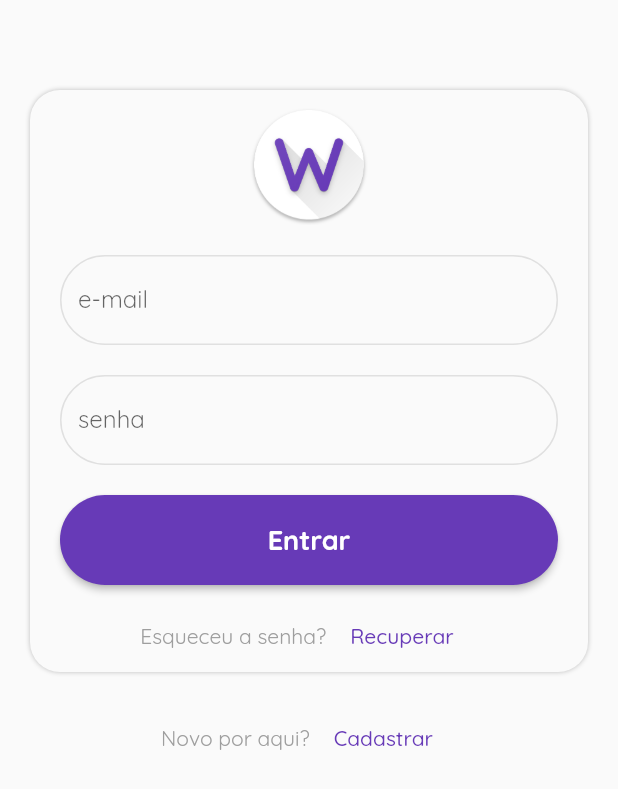
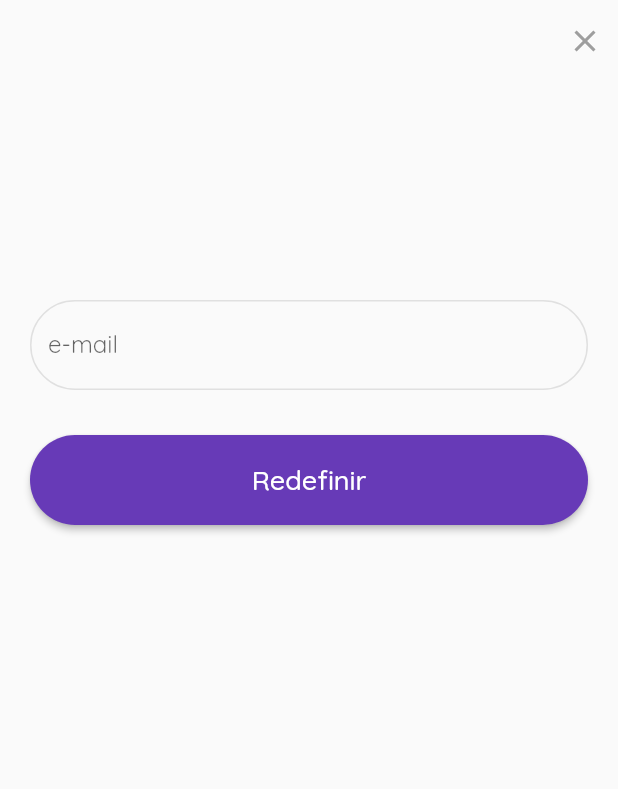
Before and after one commit to LucasPitol/waste, a Flutter app: the screen it shows after launch, after a tap on "Recuperar", on a phone screen of 412 x 824 dp. Shown: the top 789 px of the screen. Run offline on Flutter 3.47's test engine with Material 2 defaults, Android fonts, the phone set to English and light mode, and no system bars; our stand-ins replace cloud_firestore, flutter_datetime_picker, flutter_masked_text, flutter_multi_formatter, flutter_phoenix, google_fonts and 2 more; missing offline and left inert: mailer2; accounts and stored records are empty.

Commit message:
DP-DEV-16 tarefa 10: PRogress nova tela + passa email pro novo form

```diff
--- a/waste_app/lib/pages/login/login_component.dart
+++ b/waste_app/lib/pages/login/login_component.dart
@@ -7,6 +7,7 @@ import 'package:waste_app/utils/constants.dart';
 import 'package:waste_app/utils/styles.dart';
 import 'package:flutter/material.dart';
 import 'new_member_component.dart';
+import 'reset_password_component.dart';
 
 class LoginComponent extends StatefulWidget {
   Function selectHandler;
@@ -101,6 +102,17 @@ class _LoginComponentState extends State<LoginComponent> {
 
     if (refresh) {
       this.selectHandler();
+    }
+  }
+
+  goToResetPasswordPage() async {
+    String email = this._loginForm.userMail.text;
+
+    var reset = await Navigator.push(context,
+        MaterialPageRoute(builder: (context) => ResetPasswordComponent(email)));
+
+    if (reset != null && reset) {
+      //abrir modal de sucesso?
     }
   }
 
@@ -261,7 +273,7 @@ class _LoginComponentState extends State<LoginComponent> {
                                   ),
                                   Container(
                                     child: FlatButton(
-                                      onPressed: () {},
+                                      onPressed: this.goToResetPasswordPage,
                                       child: Text(
                                         this.userDto.language ==
                                                 Constants.languages[0]
--- /dev/null
+++ b/waste_app/lib/pages/login/reset_password_component.dart
@@ -0,0 +1,127 @@
+import 'package:flutter/material.dart';
+import 'package:waste_app/models/user_dto.dart';
+import 'package:waste_app/services/auth_service.dart';
+import 'package:waste_app/utils/constants.dart';
+import 'package:waste_app/utils/styles.dart';
+
+class ResetPasswordComponent extends StatefulWidget {
+  String userMail;
+  ResetPasswordComponent(this.userMail);
+  @override
+  _ResetPasswordComponentState createState() =>
+      _ResetPasswordComponentState(userMail);
+}
+
+class _ResetPasswordComponentState extends State<ResetPasswordComponent> {
+  bool loading = false;
+  UserDto userDto = AuthService.currentUser;
+  final _formKey = GlobalKey<FormState>();
+  TextEditingController userMailController;
+
+  _ResetPasswordComponentState(String userMail) {
+    this.userMailController = TextEditingController();
+    this.userMailController.text = userMail;
+  }
+
+  _goBack()
+  {
+    Navigator.pop(context, false);
+  }
+
+  _register() {
+    print('reset');
+  }
+
+  @override
+  Widget build(BuildContext context) {
+    return Scaffold(
+      body: SafeArea(
+        child: SingleChildScrollView(
+          child: Stack(
+            children: <Widget>[
+              Form(
+                key: this._formKey,
+                child: Column(
+                  children: <Widget>[
+                    Container(
+                      margin: EdgeInsets.only(
+                        top: 200,
+                        bottom: 20,
+                        left: 20,
+                        right: 20,
+                      ),
+                      child: TextFormField(
+                        keyboardType: TextInputType.emailAddress,
+                        controller: userMailController,
+                        validator: (value) {
+                          if (value.isEmpty) {
+                            return Constants.getDefaultEmptyFieldMsg(
+                                userDto.language);
+                          }
+
+                          if (!value.contains('.com') || !value.contains('@')) {
+                            return Constants.getDefaultInvalidEmailMsg(
+                                userDto.language);
+                          }
+                          return null;
+                        },
+                        decoration: Styles.getTextFieldDecoration('e-mail'),
+                      ),
+                    ),
+                    Container(
+                      margin: EdgeInsets.only(
+                          top: 10, bottom: 20, left: 20, right: 20),
+                      child: ButtonTheme(
+                        minWidth: double.infinity,
+                        height: 60.0,
+                        child: RaisedButton(
+                          shape: RoundedRectangleBorder(
+                            borderRadius: Styles.defaultTextFieldBorderRadius,
+                          ),
+                          onPressed: () async {
+                            if (_formKey.currentState.validate()) {
+                              setState(() {
+                                loading = true;
+                              });
+                              await _register();
+                            }
+                            setState(() {
+                              loading = false;
+                            });
+                          },
+                          color: Colors.deepPurple,
+                          child: Text(
+                            userDto.language == Constants.languages[0]
+                                ? 'Redefinir'
+                                : 'Reset',
+                            style: TextStyle(
+                              color: Colors.white,
+                              fontSize: 18.0,
+                            ),
+                          ),
+                        ),
+                      ),
+                    ),
+                  ],
+                ),
+              ),
+              Container(
+                margin: EdgeInsets.only(top: 15, right: 10),
+                alignment: Alignment.topRight,
+                child: GestureDetector(
+                  child: Icon(
+                    Icons.close,
+                    color: Colors.grey,
+                  ),
+                  onTap: () {
+                    _goBack();
+                  },
+                ),
+              ),
+            ],
+          ),
+        ),
+      ),
+    );
+  }
+}
```
